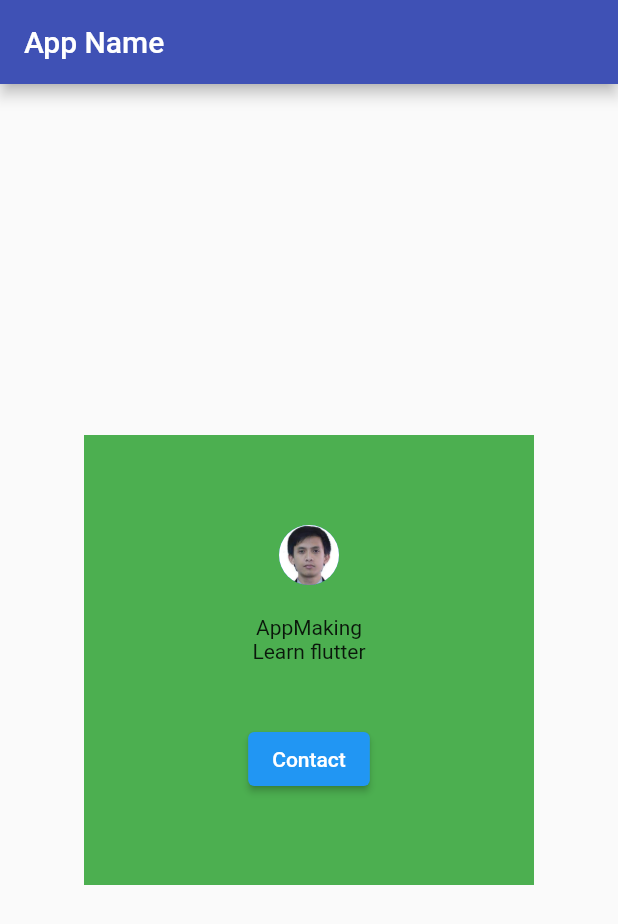
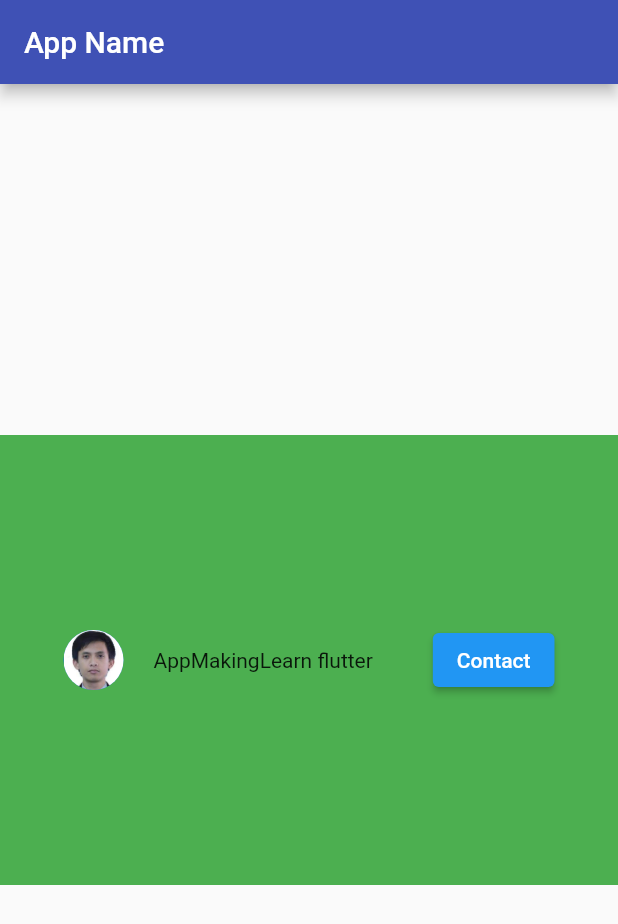
Before and after one commit to evangeldaping/Flutter-Course-for-Beginners, a Flutter app: the screen it shows after launch, on a phone screen of 412 x 824 dp. Shown: the top 924 px of the screen. Run offline on Flutter 3.47's test engine with Material 2 defaults, Android fonts, the light colour scheme and no system bars.

Commit message:
Row Exercise - Contact Card

```diff
--- a/lib/main.dart
+++ b/lib/main.dart
@@ -20,8 +20,8 @@ class MyApp extends StatelessWidget {
               child: Container(
                   color: Colors.green,
                   height: 300,
-                  width: 300,
-                  child: Column(
+                  width: double.infinity,
+                  child: Row(
                     mainAxisAlignment: MainAxisAlignment.center,
                     crossAxisAlignment: CrossAxisAlignment.center,
                     children: [
@@ -29,12 +29,12 @@ class MyApp extends StatelessWidget {
                         backgroundImage: AssetImage("images/evangel.jpg"),
                       ),
                       Container(
-                        height: 20,
+                        width: 20,
                       ), // use for spacing
                       Text("AppMaking"),
                       Text("Learn flutter"),
                       SizedBox(
-                        height: 40,
+                        width: 40,
                       ), // use for spacing
                       ElevatedButton(onPressed: () {}, child: Text("Contact"))
                     ],
```
